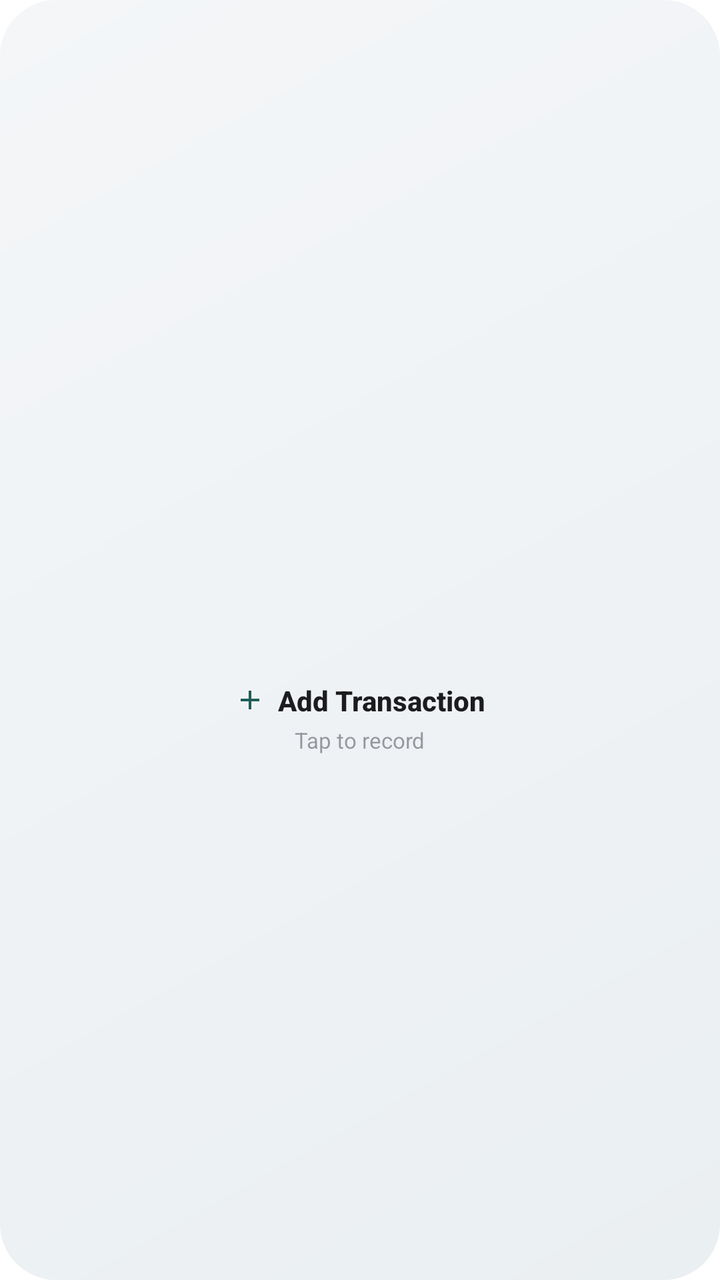
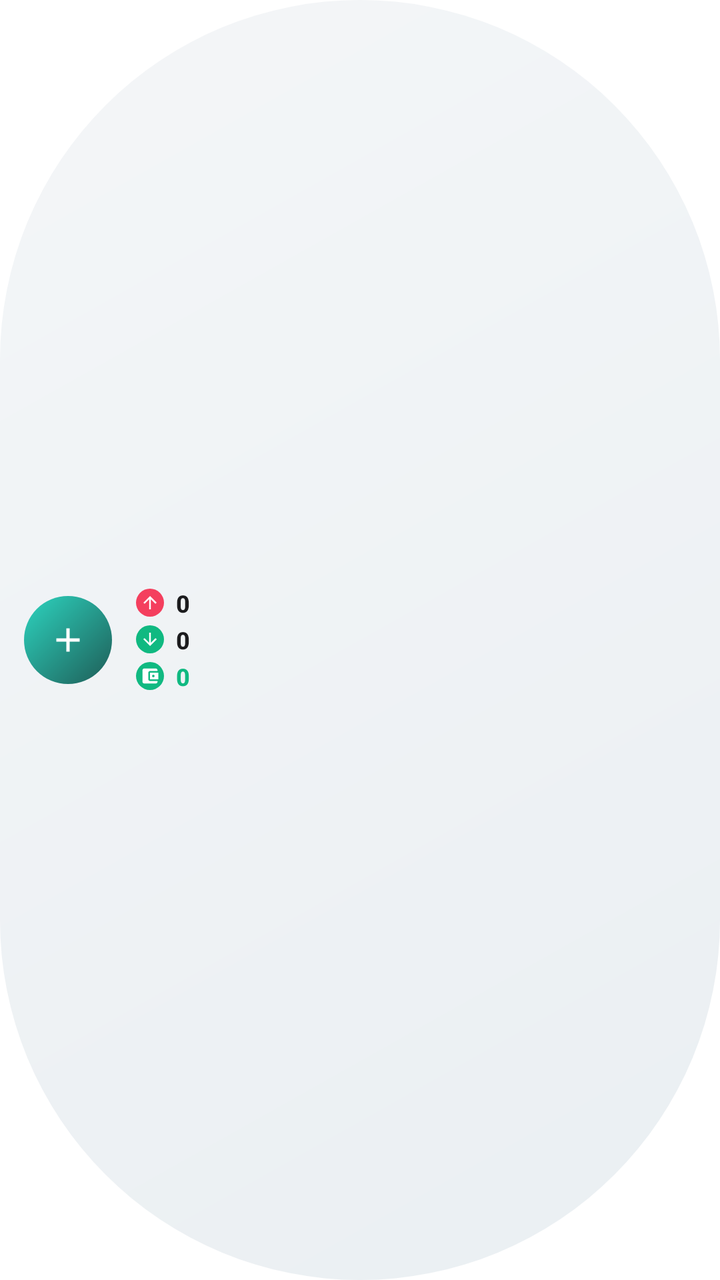

Compare the two renders of this Android layout. The source of the first and the diff that turns it into the second are given below.
<!-- AndroidManifest.xml: fallback theme Theme.MaterialComponents.DayNight.NoActionBar -->
<!-- res/layout/widget_buddy_small.xml -->
<?xml version="1.0" encoding="utf-8"?>
<LinearLayout xmlns:android="http://schemas.android.com/apk/res/android"
    android:id="@android:id/background"
    android:layout_width="match_parent"
    android:layout_height="match_parent"
    android:background="@drawable/widget_bg"
    android:gravity="center"
    android:orientation="vertical"
    android:padding="14dp">

    
    <ImageView
        android:id="@+id/iv_small_app_logo"
        android:layout_width="68dp"
        android:layout_height="68dp"
        android:contentDescription="@null"
        android:scaleType="fitCenter"
        android:src="@mipmap/ic_launcher" />

    
    <LinearLayout
        android:id="@+id/btn_widget_add_hero"
        android:layout_width="wrap_content"
        android:layout_height="wrap_content"
        android:layout_marginTop="10dp"
        android:gravity="center"
        android:orientation="horizontal">

        <ImageView
            android:layout_width="16dp"
            android:layout_height="16dp"
            android:contentDescription="@null"
            android:src="@drawable/ic_widget_add"
            android:tint="@color/widget_accent" />

        <TextView
            android:layout_width="wrap_content"
            android:layout_height="wrap_content"
            android:layout_marginStart="6dp"
            android:fontFamily="sans-serif-medium"
            android:maxLines="1"
            android:text="Add Transaction"
            android:textColor="@color/widget_text_primary"
            android:textSize="14sp"
            android:textStyle="bold" />
    </LinearLayout>

    <TextView
        android:layout_width="wrap_content"
        android:layout_height="wrap_content"
        android:layout_marginTop="3dp"
        android:fontFamily="sans-serif"
        android:maxLines="1"
        android:text="Tap to record"
        android:textColor="@color/widget_text_muted"
        android:textSize="11sp" />

</LinearLayout>
<!-- resources referenced by this layout -->
<resources>
  <color name="widget_accent">#FF1E5D57</color>
  <color name="widget_text_muted">#803C3C43</color>
  <color name="widget_text_primary">#FF1C1C1E</color>
  <!-- drawable widget_bg (drawable) -->
  <?xml version="1.0" encoding="utf-8"?>
  <shape xmlns:android="http://schemas.android.com/apk/res/android"
      android:shape="rectangle">
      <gradient
          android:angle="315"
          android:startColor="@color/widget_bg_start"
          android:endColor="@color/widget_bg_end" />
      <corners android:radius="@dimen/widget_radius" />
  </shape>
  <!-- mipmap ic_launcher (mipmap-anydpi-v26) -->
  <?xml version="1.0" encoding="utf-8"?>
  <adaptive-icon xmlns:android="http://schemas.android.com/apk/res/android">
    <background android:drawable="@color/ic_launcher_background"/>
    <foreground android:drawable="@drawable/ic_launcher_foreground"/>
  </adaptive-icon>
  <color name="widget_bg_start">#FFF4F6F8</color>
  <color name="widget_bg_end">#FFEAEFF2</color>
  <dimen name="widget_radius">28dp</dimen>
  <color name="ic_launcher_background">#011E26</color>
  <!-- drawable ic_launcher_foreground: png bitmap (drawable-hdpi, 15418 bytes) -->
  <!-- unchanged entries left out for length: 1 -->
</resources>

<!-- the commit's change to res/layout/widget_buddy_small.xml (unified diff, before → after) -->
@@ -3,56 +3,147 @@
     android:id="@android:id/background"
     android:layout_width="match_parent"
     android:layout_height="match_parent"
-    android:background="@drawable/widget_bg"
-    android:gravity="center"
-    android:orientation="vertical"
-    android:padding="14dp">
+    android:background="@drawable/widget_pill_bg"
+    android:gravity="center_vertical"
+    android:orientation="horizontal"
+    android:paddingStart="12dp"
+    android:paddingTop="6dp"
+    android:paddingEnd="14dp"
+    android:paddingBottom="6dp">
 
     
-    <ImageView
-        android:id="@+id/iv_small_app_logo"
-        android:layout_width="68dp"
-        android:layout_height="68dp"
-        android:contentDescription="@null"
-        android:scaleType="fitCenter"
-        android:src="@mipmap/ic_launcher" />
+    <FrameLayout
+        android:id="@+id/btn_widget_add_small"
+        android:layout_width="44dp"
+        android:layout_height="44dp"
+        android:background="@drawable/widget_btn_add_circle"
+        android:clickable="true"
+        android:contentDescription="Add Transaction"
+        android:focusable="true">
+
+        <ImageView
+            android:layout_width="20dp"
+            android:layout_height="20dp"
+            android:layout_gravity="center"
+            android:contentDescription="@null"
+            android:src="@drawable/ic_widget_add"
+            android:tint="#FFFFFFFF" />
+    </FrameLayout>
 
     
     <LinearLayout
-        android:id="@+id/btn_widget_add_hero"
-        android:layout_width="wrap_content"
+        android:id="@+id/layout_small_stats"
+        android:layout_width="0dp"
         android:layout_height="wrap_content"
-        android:layout_marginTop="10dp"
-        android:gravity="center"
-        android:orientation="horizontal">
+        android:layout_marginStart="12dp"
+        android:layout_weight="1"
+        android:gravity="center_vertical"
+        android:orientation="vertical">
 
-        <ImageView
-            android:layout_width="16dp"
-            android:layout_height="16dp"
-            android:contentDescription="@null"
-            android:src="@drawable/ic_widget_add"
-            android:tint="@color/widget_accent" />
-
-        <TextView
+        
+        <LinearLayout
             android:layout_width="wrap_content"
             android:layout_height="wrap_content"
-            android:layout_marginStart="6dp"
-            android:fontFamily="sans-serif-medium"
-            android:maxLines="1"
-            android:text="Add Transaction"
-            android:textColor="@color/widget_text_primary"
-            android:textSize="14sp"
-            android:textStyle="bold" />
+            android:layout_marginBottom="2dp"
+            android:gravity="center_vertical"
+            android:orientation="horizontal">
+
+            <ImageView
+                android:layout_width="14dp"
+                android:layout_height="14dp"
+                android:background="@drawable/widget_circle_spent"
+                android:contentDescription="@null"
+                android:padding="2dp"
+                android:src="@drawable/ic_widget_arrow_up"
+                android:tint="#FFFFFFFF" />
+
+            <TextView
+                android:id="@+id/tv_small_spent"
+                android:layout_width="wrap_content"
+                android:layout_height="wrap_content"
+                android:layout_marginStart="6dp"
+                android:fontFamily="sans-serif-medium"
+                android:maxLines="1"
+                android:text="0"
+                android:textColor="@color/widget_text_primary"
+                android:textSize="12sp"
+                android:textStyle="bold" />
+        </LinearLayout>
+
+        
+        <LinearLayout
+            android:layout_width="wrap_content"
+            android:layout_height="wrap_content"
+            android:layout_marginBottom="2dp"
+            android:gravity="center_vertical"
+            android:orientation="horizontal">
+
+            <ImageView
+                android:layout_width="14dp"
+                android:layout_height="14dp"
+                android:background="@drawable/widget_circle_earned"
+                android:contentDescription="@null"
+                android:padding="2dp"
+                android:src="@drawable/ic_widget_arrow_down"
+                android:tint="#FFFFFFFF" />
+
+            <TextView
+                android:id="@+id/tv_small_earned"
+                android:layout_width="wrap_content"
+                android:layout_height="wrap_content"
+                android:layout_marginStart="6dp"
+                android:fontFamily="sans-serif-medium"
+                android:maxLines="1"
+                android:text="0"
+                android:textColor="@color/widget_text_primary"
+                android:textSize="12sp"
+                android:textStyle="bold" />
+        </LinearLayout>
+
+        
+        <LinearLayout
+            android:layout_width="wrap_content"
+            android:layout_height="wrap_content"
+            android:gravity="center_vertical"
+            android:orientation="horizontal">
+
+            
+            <ImageView
+                android:id="@+id/iv_small_balance_pos"
+                android:layout_width="14dp"
+                android:layout_height="14dp"
+                android:background="@drawable/widget_circle_balance_pos"
+                android:contentDescription="@null"
+                android:padding="2dp"
+                android:src="@drawable/ic_widget_wallet"
+                android:tint="#FFFFFFFF"
+                android:visibility="visible" />
+
+            
+            <ImageView
+                android:id="@+id/iv_small_balance_neg"
+                android:layout_width="14dp"
+                android:layout_height="14dp"
+                android:background="@drawable/widget_circle_balance_neg"
+                android:contentDescription="@null"
+                android:padding="2dp"
+                android:src="@drawable/ic_widget_wallet"
+                android:tint="#FFFFFFFF"
+                android:visibility="gone" />
+
+            <TextView
+                android:id="@+id/tv_small_balance"
+                android:layout_width="wrap_content"
+                android:layout_height="wrap_content"
+                android:layout_marginStart="6dp"
+                android:fontFamily="sans-serif-medium"
+                android:maxLines="1"
+                android:text="0"
+                android:textColor="@color/widget_income"
+                android:textSize="12sp"
+                android:textStyle="bold" />
+        </LinearLayout>
+
     </LinearLayout>
 
-    <TextView
-        android:layout_width="wrap_content"
-        android:layout_height="wrap_content"
-        android:layout_marginTop="3dp"
-        android:fontFamily="sans-serif"
-        android:maxLines="1"
-        android:text="Tap to record"
-        android:textColor="@color/widget_text_muted"
-        android:textSize="11sp" />
-
 </LinearLayout>
<!-- resource entries referenced after the edit -->
@@ -1,9 +1,75 @@
 <!-- resources referenced by this layout -->
 <resources>
+  <color name="widget_income">#FF10B981</color>
   <color name="widget_accent">#FF1E5D57</color>
-  <color name="widget_text_muted">#803C3C43</color>
+  <color name="widget_accent_bright">#FF2DD4BF</color>
   <color name="widget_text_primary">#FF1C1C1E</color>
-  <!-- drawable widget_bg (drawable) -->
+  <!-- drawable ic_widget_arrow_down (drawable) -->
+  <vector xmlns:android="http://schemas.android.com/apk/res/android"
+      android:width="24dp"
+      android:height="24dp"
+      android:viewportWidth="24"
+      android:viewportHeight="24">
+      <path
+          android:fillColor="@color/widget_expense"
+          android:pathData="M20,12l-1.41,-1.41L13,16.17V4h-2v12.17l-5.58,-5.59L4,12l8,8 8,-8z" />
+  </vector>
+  <!-- drawable ic_widget_arrow_up (drawable) -->
+  <vector xmlns:android="http://schemas.android.com/apk/res/android"
+      android:width="24dp"
+      android:height="24dp"
+      android:viewportWidth="24"
+      android:viewportHeight="24">
+      <path
+          android:fillColor="@color/widget_income"
+          android:pathData="M4,12l1.41,1.41L11,7.83V20h2V7.83l5.58,5.59L20,12l-8,-8 -8,8z" />
+  </vector>
+  <!-- drawable ic_widget_wallet (drawable) -->
+  <vector xmlns:android="http://schemas.android.com/apk/res/android"
+      android:width="24dp" android:height="24dp"
+      android:viewportWidth="24" android:viewportHeight="24">
+      <path android:fillColor="#FFFFFF"
+          android:pathData="M21,18v1c0,1.1 -0.9,2 -2,2H5c-1.11,0 -2,-0.9 -2,-2V5c0,-1.1 0.89,-2 2,-2h14c1.1,0 2,0.9 2,2v1h-9c-1.11,0 -2,0.9 -2,2v8c0,1.1 0.89,2 2,2h9zM12,16h10V8H12v8zM16,13.5c-0.83,0 -1.5,-0.67 -1.5,-1.5s0.67,-1.5 1.5,-1.5 1.5,0.67 1.5,1.5 -0.67,1.5 -1.5,1.5z" />
+  </vector>
+  <!-- drawable widget_btn_add_circle (drawable) -->
+  <?xml version="1.0" encoding="utf-8"?>
+  <shape xmlns:android="http://schemas.android.com/apk/res/android"
+      android:shape="oval">
+      <gradient
+          android:angle="135"
+          android:startColor="@color/widget_accent"
+          android:endColor="@color/widget_accent_bright" />
+      <size android:width="44dp" android:height="44dp" />
+  </shape>
+  <!-- drawable widget_circle_balance_neg (drawable) -->
+  <?xml version="1.0" encoding="utf-8"?>
+  <shape xmlns:android="http://schemas.android.com/apk/res/android"
+      android:shape="oval">
+      <solid android:color="@color/widget_expense" />
+      <size android:width="14dp" android:height="14dp" />
+  </shape>
+  <!-- drawable widget_circle_balance_pos (drawable) -->
+  <?xml version="1.0" encoding="utf-8"?>
+  <shape xmlns:android="http://schemas.android.com/apk/res/android"
+      android:shape="oval">
+      <solid android:color="@color/widget_income" />
+      <size android:width="14dp" android:height="14dp" />
+  </shape>
+  <!-- drawable widget_circle_earned (drawable) -->
+  <?xml version="1.0" encoding="utf-8"?>
+  <shape xmlns:android="http://schemas.android.com/apk/res/android"
+      android:shape="oval">
+      <solid android:color="@color/widget_income" />
+      <size android:width="14dp" android:height="14dp" />
+  </shape>
+  <!-- drawable widget_circle_spent (drawable) -->
+  <?xml version="1.0" encoding="utf-8"?>
+  <shape xmlns:android="http://schemas.android.com/apk/res/android"
+      android:shape="oval">
+      <solid android:color="@color/widget_expense" />
+      <size android:width="14dp" android:height="14dp" />
+  </shape>
+  <!-- drawable widget_pill_bg (drawable) -->
   <?xml version="1.0" encoding="utf-8"?>
   <shape xmlns:android="http://schemas.android.com/apk/res/android"
       android:shape="rectangle">
@@ -11,19 +77,11 @@
           android:angle="315"
           android:startColor="@color/widget_bg_start"
           android:endColor="@color/widget_bg_end" />
-      <corners android:radius="@dimen/widget_radius" />
+      <corners android:radius="999dp" />
   </shape>
-  <!-- mipmap ic_launcher (mipmap-anydpi-v26) -->
-  <?xml version="1.0" encoding="utf-8"?>
-  <adaptive-icon xmlns:android="http://schemas.android.com/apk/res/android">
-    <background android:drawable="@color/ic_launcher_background"/>
-    <foreground android:drawable="@drawable/ic_launcher_foreground"/>
-  </adaptive-icon>
+  <color name="widget_expense">#FFF43F5E</color>
   <color name="widget_bg_start">#FFF4F6F8</color>
   <color name="widget_bg_end">#FFEAEFF2</color>
-  <dimen name="widget_radius">28dp</dimen>
-  <color name="ic_launcher_background">#011E26</color>
-  <!-- drawable ic_launcher_foreground: png bitmap (drawable-hdpi, 15418 bytes) -->
   <!-- unchanged entries left out for length: 1 -->
 </resources>
 
